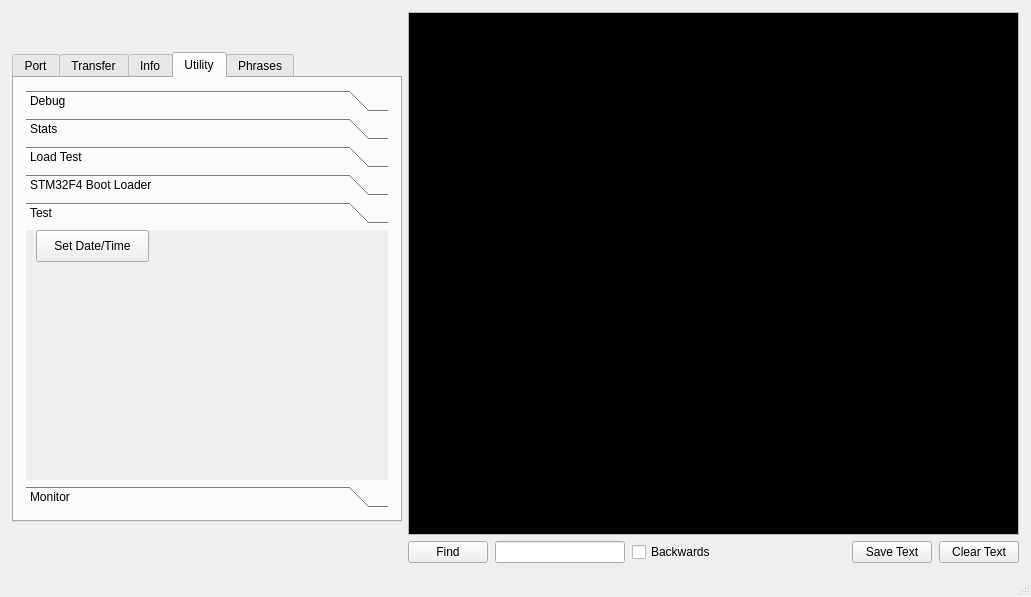
The window that mainWindow.ui (strawbot/TimbreTalk) describes before a commit, drawn with Qt 5.
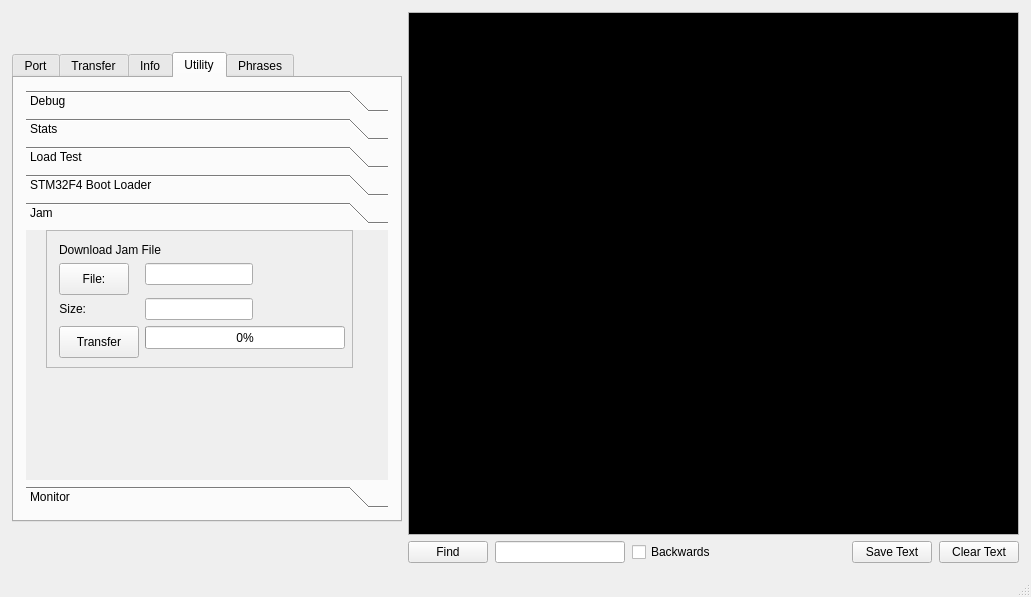
The same window after the commit.

Commit message: factored out stm transfer to separate file; added jam transfer

The edit to the form file:
```diff
--- a/mainWindow.ui
+++ b/mainWindow.ui
@@ -2005,16 +2005,11 @@
                  <string>Verbose</string>
                 </property>
                </widget>
-              </widget>
-              <widget class="QWidget" name="page_2">
-               <attribute name="label">
-                <string>Test</string>
-               </attribute>
                <widget class="QPushButton" name="setDateTime">
                 <property name="geometry">
                  <rect>
-                  <x>10</x>
-                  <y>0</y>
+                  <x>230</x>
+                  <y>130</y>
                   <width>113</width>
                   <height>32</height>
                  </rect>
@@ -2034,6 +2029,146 @@
                 </rect>
                </property>
                <attribute name="label">
+                <string>Jam</string>
+               </attribute>
+               <widget class="QFrame" name="frame">
+                <property name="geometry">
+                 <rect>
+                  <x>20</x>
+                  <y>0</y>
+                  <width>307</width>
+                  <height>138</height>
+                 </rect>
+                </property>
+                <property name="frameShape">
+                 <enum>QFrame::StyledPanel</enum>
+                </property>
+                <property name="frameShadow">
+                 <enum>QFrame::Raised</enum>
+                </property>
+                <layout class="QVBoxLayout" name="verticalLayout_17">
+                 <item>
+                  <widget class="QLabel" name="label_23">
+                   <property name="text">
+                    <string>Download Jam File</string>
+                   </property>
+                  </widget>
+                 </item>
+                 <item>
+                  <layout class="QFormLayout" name="formLayout_5">
+                   <property name="fieldGrowthPolicy">
+                    <enum>QFormLayout::FieldsStayAtSizeHint</enum>
+                   </property>
+                   <item row="0" column="0">
+                    <widget class="QPushButton" name="jamSelect">
+                     <property name="enabled">
+                      <bool>true</bool>
+                     </property>
+                     <property name="sizePolicy">
+                      <sizepolicy hsizetype="Minimum" vsizetype="Fixed">
+                       <horstretch>0</horstretch>
+                       <verstretch>0</verstretch>
+                      </sizepolicy>
+                     </property>
+                     <property name="minimumSize">
+                      <size>
+                       <width>70</width>
+                       <height>32</height>
+                      </size>
+                     </property>
+                     <property name="maximumSize">
+                      <size>
+                       <width>70</width>
+                       <height>32</height>
+                      </size>
+                     </property>
+                     <property name="layoutDirection">
+                      <enum>Qt::LeftToRight</enum>
+                     </property>
+                     <property name="text">
+                      <string>File:</string>
+                     </property>
+                    </widget>
+                   </item>
+                   <item row="0" column="1">
+                    <widget class="QLineEdit" name="jamFile"/>
+                   </item>
+                   <item row="1" column="0">
+                    <widget class="QLabel" name="label_40">
+                     <property name="text">
+                      <string>Size:</string>
+                     </property>
+                     <property name="alignment">
+                      <set>Qt::AlignRight|Qt::AlignTrailing|Qt::AlignVCenter</set>
+                     </property>
+                    </widget>
+                   </item>
+                   <item row="1" column="1">
+                    <widget class="QLineEdit" name="jamSize">
+                     <property name="maximumSize">
+                      <size>
+                       <width>120</width>
+                       <height>16777215</height>
+                      </size>
+                     </property>
+                     <property name="readOnly">
+                      <bool>true</bool>
+                     </property>
+                    </widget>
+                   </item>
+                   <item row="2" column="0">
+                    <widget class="QPushButton" name="sendJam">
+                     <property name="minimumSize">
+                      <size>
+                       <width>71</width>
+                       <height>32</height>
+                      </size>
+                     </property>
+                     <property name="maximumSize">
+                      <size>
+                       <width>83</width>
+                       <height>32</height>
+                      </size>
+                     </property>
+                     <property name="text">
+                      <string>Transfer</string>
+                     </property>
+                    </widget>
+                   </item>
+                   <item row="2" column="1">
+                    <widget class="QProgressBar" name="jamLoaderProgressBar">
+                     <property name="minimumSize">
+                      <size>
+                       <width>200</width>
+                       <height>23</height>
+                      </size>
+                     </property>
+                     <property name="maximumSize">
+                      <size>
+                       <width>200</width>
+                       <height>23</height>
+                      </size>
+                     </property>
+                     <property name="value">
+                      <number>0</number>
+                     </property>
+                    </widget>
+                   </item>
+                  </layout>
+                 </item>
+                </layout>
+               </widget>
+              </widget>
+              <widget class="QWidget" name="Monitor">
+               <property name="geometry">
+                <rect>
+                 <x>0</x>
+                 <y>0</y>
+                 <width>100</width>
+                 <height>30</height>
+                </rect>
+               </property>
+               <attribute name="label">
                 <string>Monitor</string>
                </attribute>
                <widget class="QComboBox" name="MonitorPort1">
```
Left out of the diff: 8 changed lines with no effect on the pictures. The commit also changes 5 other files.
